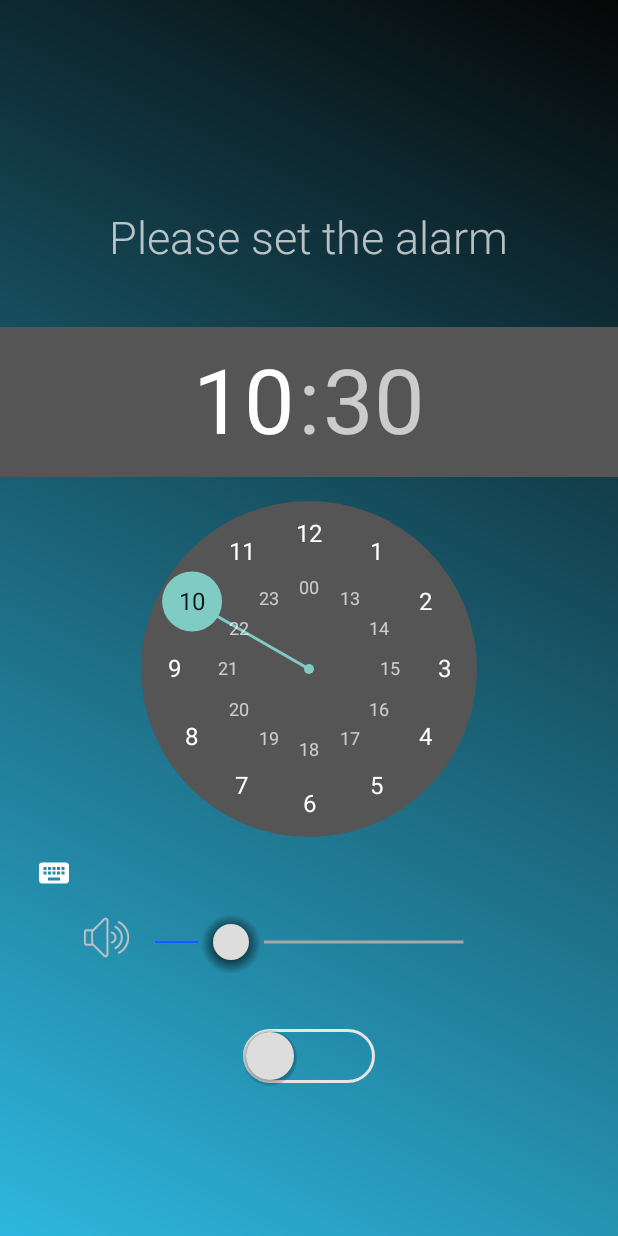
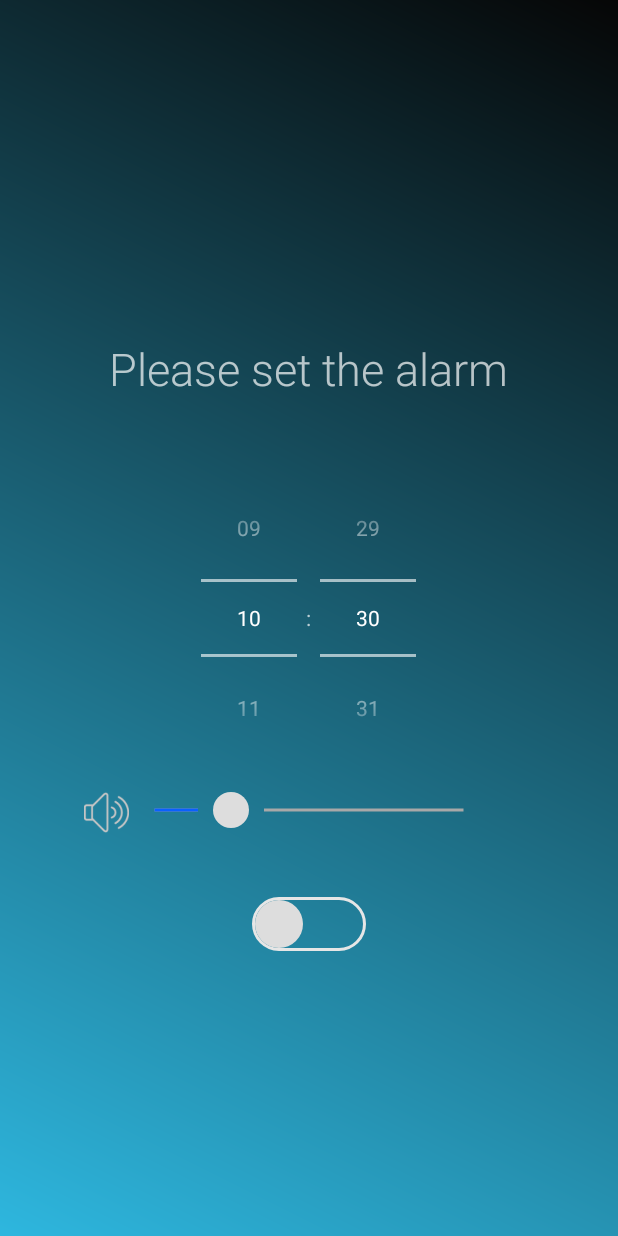
Before and after one commit to kengoy/runalarm_android, an Android app: the screen it shows after launch (MainActivity), on a phone screen of 412 x 824 dp. Run offline under Robolectric (Android 15) with nearby library versions, the light colour scheme and no system bars; our stand-ins replace AdMob.

Commit message:
fixed layout and issue on Android 5 Lollipop.

```diff
--- a/app/build.gradle
+++ b/app/build.gradle
@@ -7,8 +7,8 @@ android {
         applicationId "com.sunoo.runalarm"
         minSdkVersion 14
         targetSdkVersion 21
-        versionCode 5
-        versionName "1.2"
+        versionCode 6
+        versionName "1.3"
     }
     buildTypes {
         release {
--- a/app/src/main/java/com/sunoo/runalarm/GoodMorningActivity.java
+++ b/app/src/main/java/com/sunoo/runalarm/GoodMorningActivity.java
@@ -26,7 +26,7 @@ public class GoodMorningActivity extends ActionBarActivity {
     private AdView mViewAd;
 
     public final static String SHPR_KEY_LAUNCH_COUNT = "LAUNCH_COUNT";
-    private final int AD_FREE_LAUNCH_COUNT = 3;
+    private final int AD_FREE_LAUNCH_COUNT = 0;
     private int mOriginalVol;
 
     @Override
@@ -74,8 +74,9 @@ public class GoodMorningActivity extends ActionBarActivity {
         editor.commit();
 
         AppRate.with(this)
-                .setInstallDays(10)
-                .setRemindInterval(14) // default 1 day.
+                .setInstallDays(1)
+                .setLaunchTimes(2) // default 10
+                .setRemindInterval(2) // default 1 day.
                 .setShowNeutralButton(true) // default true.
                 .setDebug(false) // default false.
 //                .setShowTitle(false) // default true
--- a/app/src/main/java/com/sunoo/runalarm/MainActivity.java
+++ b/app/src/main/java/com/sunoo/runalarm/MainActivity.java
@@ -59,7 +59,7 @@ public class MainActivity extends ActionBarActivity implements CompoundButton.On
     public final static String SHPR_KEY_ALARM_VOLUME = "ALARM_VOLUME";
     public final static String SHPR_KEY_LAUNCH_COUNT = "LAUNCH_COUNT";
     public static final String AD_UNIT_ID = "ca-app-pub-2622423706255892/9601933969";
-    private final int AD_FREE_LAUNCH_COUNT = 5;
+    private final int AD_FREE_LAUNCH_COUNT = 0;
 
     private LinearLayout mLayoutAd;
     private AdView mViewAd;
--- a/app/src/main/java/com/sunoo/runalarm/WakeupActivity.java
+++ b/app/src/main/java/com/sunoo/runalarm/WakeupActivity.java
@@ -77,7 +77,7 @@ public class WakeupActivity extends Activity implements ActivityRecognitionEvent
     private AdView mViewAd;
 
     public final static String SHPR_KEY_LAUNCH_COUNT = "LAUNCH_COUNT";
-    private final int AD_FREE_LAUNCH_COUNT = 5;
+    private final int AD_FREE_LAUNCH_COUNT = 0;
 
     @Override
     protected void onCreate(Bundle savedInstanceState) {
@@ -223,6 +223,7 @@ public class WakeupActivity extends Activity implements ActivityRecognitionEvent
                 }).build();
 
         Intent intent = new Intent(ActivityRecognitionIntentService.ACTION_START);
+        intent.setPackage("com.sunoo.runalarm");
         startService(intent);
     }
 
--- a/app/src/main/res/drawable-xxhdpi/tb.xml
+++ b/app/src/main/res/drawable-xxhdpi/tb.xml
@@ -3,21 +3,11 @@
     <!-- 選択時 -->
     <item android:state_checked="true">
         <layer-list>
-            <item android:top="3dp" android:left="24dp">
-                <shape android:shape="oval" >
-                    <gradient
-                        android:centerColor="#99000000"
-                        android:endColor="#00000000"
-                        android:gradientRadius="30"
-                        android:startColor="#99000000"
-                        android:type="radial" />
-                </shape>
-            </item>
             <item android:bottom="4dp"
-                android:left="26dp"
+                android:left="36dp"
                 android:top="4dp" >
                 <shape android:shape="oval" >
-                    <size android:height="38dp" android:width="38dp" />
+                    <size android:height="42dp" android:width="42dp" />
                     <solid android:color="#dddddd" />
                 </shape>
             </item>
@@ -27,18 +17,8 @@
     <!-- 未選択時 -->
     <item>
         <layer-list>
-            <item android:top="3dp">
-                <shape android:shape="oval" >
-                    <gradient
-                        android:centerColor="#99000000"
-                        android:endColor="#00000000"
-                        android:gradientRadius="30"
-                        android:startColor="#99000000"
-                        android:type="radial" />
-                </shape>
-            </item>
             <item android:bottom="4dp"
-                android:left="2dp"
+                android:left="8dp"
                 android:right="2dp"
                 android:top="4dp">
                 <shape android:shape="oval" >
--- a/app/src/main/res/drawable-xxhdpi/tb_bg.xml
+++ b/app/src/main/res/drawable-xxhdpi/tb_bg.xml
@@ -3,9 +3,9 @@
 
     <item android:state_checked="true">
         <layer-list>
-            <item android:bottom="6dp" android:top="6dp">
+            <item android:bottom="6dp" android:top="6dp" android:left="6dp" android:right="6dp">
                 <shape android:shape="rectangle">
-                    <corners android:radius="24dp" />
+                    <corners android:radius="18dp" />
                     <solid android:color="#0a60ff" />
                 </shape>
             </item>
@@ -14,9 +14,9 @@
 
     <item>
         <layer-list>
-            <item android:bottom="6dp" android:top="6dp">
+            <item android:bottom="6dp" android:top="6dp" android:left="6dp" android:right="6dp">
                 <shape android:shape="rectangle">
-                    <corners android:radius="24dp" />
+                    <corners android:radius="18dp" />
                     <solid android:color="#00000000"/>
                     <stroke android:width="2dp" android:color="#e6e6e6"/>
                 </shape>
--- a/app/src/main/res/drawable-xxhdpi/thumb.xml
+++ b/app/src/main/res/drawable-xxhdpi/thumb.xml
@@ -1,16 +1,6 @@
 <?xml version="1.0" encoding="utf-8"?>
 <layer-list xmlns:android="http://schemas.android.com/apk/res/android" >
 
-    <item android:top="3dp">
-        <shape android:shape="oval" >
-            <gradient
-                android:centerColor="#99000000"
-                android:endColor="#00000000"
-                android:gradientRadius="30"
-                android:startColor="#99000000"
-                android:type="radial" />
-        </shape>
-    </item>
     <item
         android:bottom="10dp"
         android:left="10dp"
--- a/app/src/main/res/layout/activity_main.xml
+++ b/app/src/main/res/layout/activity_main.xml
@@ -10,6 +10,7 @@
         android:id="@+id/timePicker1"
         android:layout_centerInParent="true"
         android:fontFamily="sans-serif-light"
+        android:timePickerMode="spinner"
     />
 
     <TextView android:text="@string/description"
@@ -50,7 +51,7 @@
         android:src="@drawable/volume_control_icon"
         android:layout_toLeftOf="@id/volumeBar"
         android:layout_alignBottom="@id/volumeBar"
-        android:layout_marginBottom="10dp"
+        android:layout_marginBottom="5dp"
     />
 
     <ToggleButton
--- a/build.gradle
+++ b/build.gradle
@@ -5,7 +5,7 @@ buildscript {
         jcenter()
     }
     dependencies {
-        classpath 'com.android.tools.build:gradle:1.0.0'
+        classpath 'com.android.tools.build:gradle:1.2.3'
 
         // NOTE: Do not place your application dependencies here; they belong
         // in the individual module build.gradle files
```
Also changed, not shown: 3 other files.
